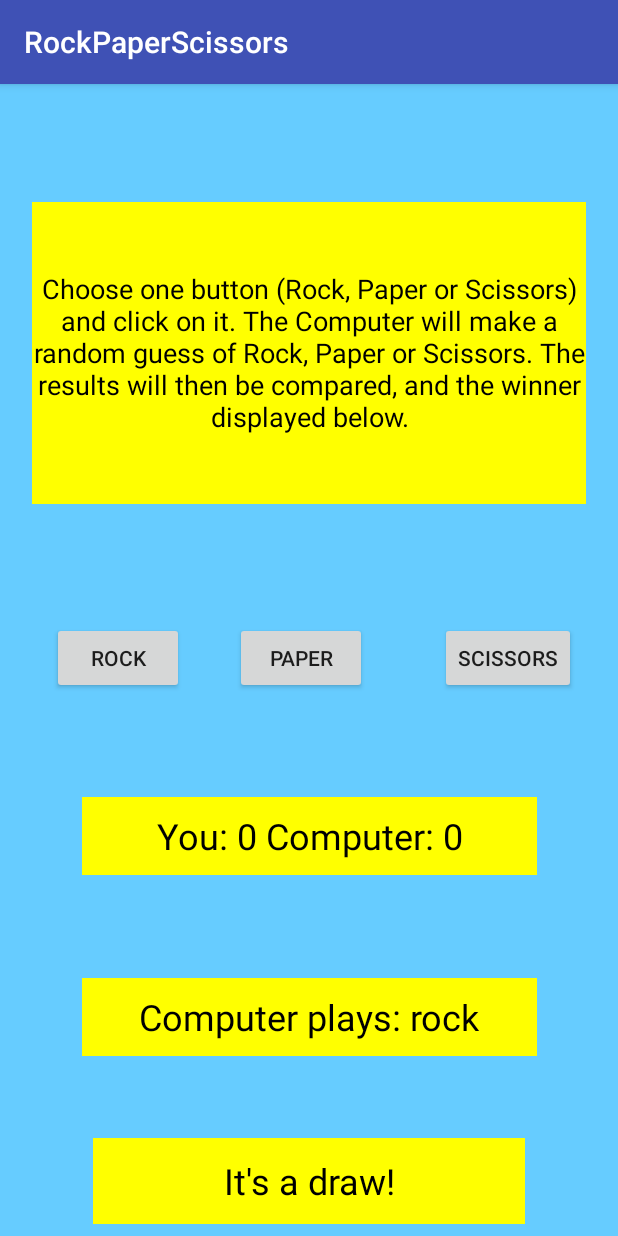
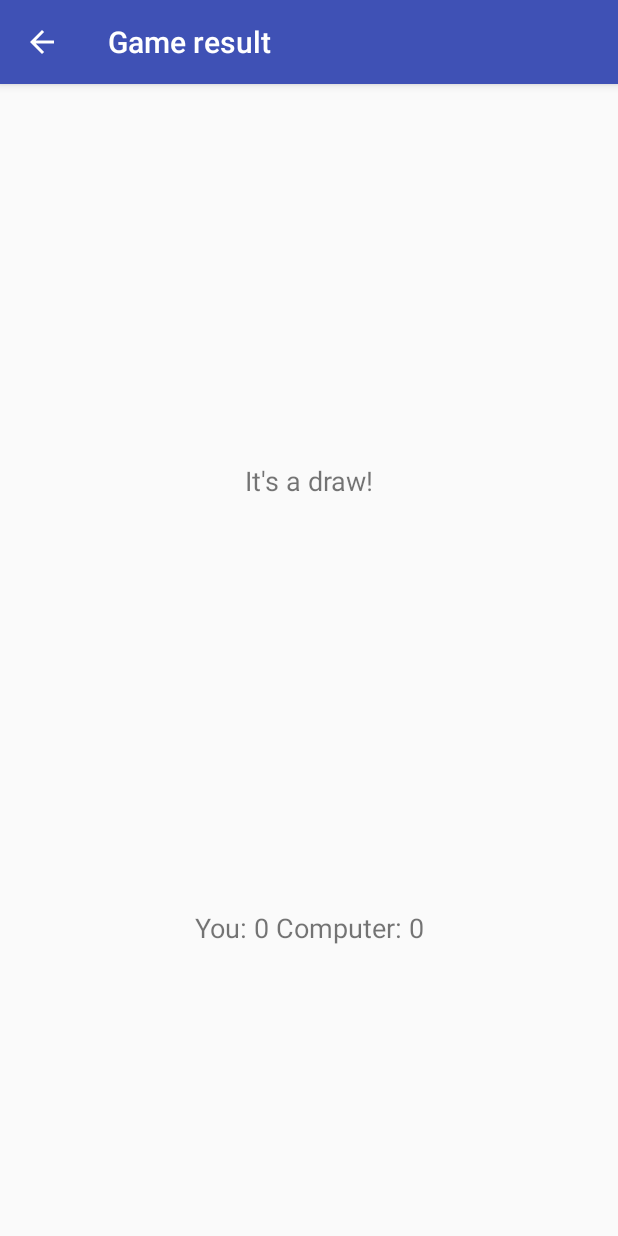
Before and after one commit to elipinska/codeclan_wk08_day_2_rock_paper_scissors_java_lab, an Android app: the screen it shows after launch (RPSActivity before the commit, ShowResultActivity after it), after a tap on "ROCK", on a phone screen of 412 x 824 dp. Run offline under Robolectric (Android 15) with nearby library versions, the phone set to English and light mode, and no system bars.

Commit message:
Introduce new activity to display result

```diff
--- a/cc_w8d2_rps_lab/app/src/main/AndroidManifest.xml
+++ b/cc_w8d2_rps_lab/app/src/main/AndroidManifest.xml
@@ -16,6 +16,9 @@
                 <category android:name="android.intent.category.LAUNCHER" />
             </intent-filter>
         </activity>
+        <activity android:name=".ShowResultActivity"
+            android:label="@string/show_activity_title"
+            android:parentActivityName=".RPSActivity"></activity>
     </application>
 
 </manifest>
--- a/cc_w8d2_rps_lab/app/src/main/java/com/example/rockpaperscissors/rockpaperscissors/RPSActivity.java
+++ b/cc_w8d2_rps_lab/app/src/main/java/com/example/rockpaperscissors/rockpaperscissors/RPSActivity.java
@@ -1,5 +1,6 @@
 package com.example.rockpaperscissors.rockpaperscissors;
 
+import android.content.Intent;
 import android.support.v7.app.AppCompatActivity;
 import android.os.Bundle;
 import android.view.View;
@@ -8,11 +9,9 @@ import android.widget.TextView;
 
 public class RPSActivity extends AppCompatActivity {
 
-    private String rules;
-    private TextView rulesTextView;
+
     private TextView computerChoiceTextView;
-    private TextView resultTextView;
-    private TextView scoreView;
+    private TextView scoreTextView;
     private Button rockButton;
     private Button paperButton;
     private Button scissorsButton;
@@ -25,11 +24,10 @@ public class RPSActivity extends AppCompatActivity {
         setContentView(R.layout.activity_rps);
 
         computerChoiceTextView = findViewById(R.id.computerChoiceTextView);
-        resultTextView = findViewById(R.id.resultTextViewID);
         rockButton = findViewById(R.id.rockButtonID);
         paperButton = findViewById(R.id.paperButtonID);
         scissorsButton = findViewById(R.id.scissorsButtonID);
-        scoreView = findViewById(R.id.scoreTextView);
+        scoreTextView = findViewById(R.id.scoreTextView);
 
         game = new Game();
         computer = new Computer();
@@ -40,23 +38,37 @@ public class RPSActivity extends AppCompatActivity {
     public void onRockButtonClicked(View button) {
         String computerGuess = computer.computerGuess();
         computerChoiceTextView.setText("Computer plays: " + computerGuess);
-        resultTextView.setText(game.decideWinner("rock", computerGuess));
-        scoreView.setText("You: " + game.getPlayerScore() + " Computer: " + game.getComputerScore());
+        String result = game.decideWinner("rock", computerGuess);
+        String score = "You: " + game.getPlayerScore() + " Computer: " + game.getComputerScore();
+        scoreTextView.setText(score);
+        Intent intent = new Intent(this, ShowResultActivity.class);
+        intent.putExtra("result", result);
+        intent.putExtra("score", score);
+        startActivity(intent);
     }
 
     public void onPaperButtonClicked(View button) {
         String computerGuess = computer.computerGuess();
         computerChoiceTextView.setText("Computer plays: " + computerGuess);
-        resultTextView.setText(game.decideWinner("paper", computerGuess));
-        scoreView.setText("You: " + game.getPlayerScore() + " Computer: " + game.getComputerScore());
-
+        String result = game.decideWinner("paper", computerGuess);
+        String score = "You: " + game.getPlayerScore() + " Computer: " + game.getComputerScore();
+        scoreTextView.setText(score);
+        Intent intent = new Intent(this, ShowResultActivity.class);
+        intent.putExtra("result", result);
+        intent.putExtra("score", score);
+        startActivity(intent);
     }
 
     public void onScissorsButtonClicked(View button) {
         String computerGuess = computer.computerGuess();
         computerChoiceTextView.setText("Computer plays: " + computerGuess);
-        resultTextView.setText(game.decideWinner("scissors", computerGuess));
-        scoreView.setText("You: " + game.getPlayerScore() + " Computer: " + game.getComputerScore());
+        String result = game.decideWinner("scissors", computerGuess);
+        String score = "You: " + game.getPlayerScore() + " Computer: " + game.getComputerScore();
+        scoreTextView.setText(score);
+        Intent intent = new Intent(this, ShowResultActivity.class);
+        intent.putExtra("result", result);
+        intent.putExtra("score", score);
+        startActivity(intent);
     }
 
 
--- /dev/null
+++ b/cc_w8d2_rps_lab/app/src/main/java/com/example/rockpaperscissors/rockpaperscissors/ShowResultActivity.java
@@ -0,0 +1,30 @@
+package com.example.rockpaperscissors.rockpaperscissors;
+
+import android.content.Intent;
+import android.support.v7.app.AppCompatActivity;
+import android.os.Bundle;
+import android.widget.TextView;
+
+public class ShowResultActivity extends AppCompatActivity {
+
+    private TextView resultTextView;
+    private TextView scoreTextView;
+
+    @Override
+    protected void onCreate(Bundle savedInstanceState) {
+        super.onCreate(savedInstanceState);
+        setContentView(R.layout.activity_show_result);
+
+        resultTextView = findViewById(R.id.resultTextView);
+        scoreTextView = findViewById(R.id.scoreTextView);
+
+        Intent intent = getIntent();
+        Bundle extras = intent.getExtras();
+        String result = extras.getString("result");
+        String score = extras.getString("score");
+
+        resultTextView.setText(result);
+        scoreTextView.setText(score);
+
+    }
+}
--- a/cc_w8d2_rps_lab/app/src/main/res/layout/activity_rps.xml
+++ b/cc_w8d2_rps_lab/app/src/main/res/layout/activity_rps.xml
@@ -20,22 +20,7 @@
         app:layout_constraintLeft_toLeftOf="parent"
         app:layout_constraintRight_toRightOf="parent"
         app:layout_constraintTop_toTopOf="parent"
-        app:layout_constraintVertical_bias="0.832" />
-
-    <TextView
-        android:id="@+id/scoreTextView"
-        android:layout_width="303dp"
-        android:layout_height="52dp"
-        android:background="@color/textView"
-        android:gravity="center"
-        android:textColor="@android:color/black"
-        android:textSize="24sp"
-        app:layout_constraintBottom_toBottomOf="parent"
-        app:layout_constraintHorizontal_bias="0.506"
-        app:layout_constraintLeft_toLeftOf="parent"
-        app:layout_constraintRight_toRightOf="parent"
-        app:layout_constraintTop_toTopOf="parent"
-        app:layout_constraintVertical_bias="0.664" />
+        app:layout_constraintVertical_bias="0.701" />
 
     <TextView
         android:id="@+id/rulesTextViewID"
@@ -110,23 +95,18 @@
         app:layout_constraintVertical_bias="0.498" />
 
     <TextView
-        android:id="@+id/resultTextViewID"
-        android:layout_width="288dp"
-        android:layout_height="57dp"
+        android:id="@+id/scoreTextView"
+        android:layout_width="263dp"
+        android:layout_height="52dp"
         android:layout_marginBottom="8dp"
         android:layout_marginEnd="8dp"
         android:layout_marginLeft="8dp"
         android:layout_marginRight="8dp"
         android:layout_marginStart="8dp"
         android:layout_marginTop="8dp"
-        android:background="@color/textView"
-        android:gravity="center"
-        android:textColor="@android:color/black"
-        android:textSize="24sp"
         app:layout_constraintBottom_toBottomOf="parent"
         app:layout_constraintEnd_toEndOf="parent"
         app:layout_constraintStart_toStartOf="parent"
-        app:layout_constraintTop_toBottomOf="@+id/scoreTextView"
-        app:layout_constraintVertical_bias="1.0" />
+        app:layout_constraintTop_toBottomOf="@+id/computerChoiceTextView" />
 
 </android.support.constraint.ConstraintLayout>
--- /dev/null
+++ b/cc_w8d2_rps_lab/app/src/main/res/layout/activity_show_result.xml
@@ -0,0 +1,40 @@
+<?xml version="1.0" encoding="utf-8"?>
+<android.support.constraint.ConstraintLayout xmlns:android="http://schemas.android.com/apk/res/android"
+    xmlns:app="http://schemas.android.com/apk/res-auto"
+    xmlns:tools="http://schemas.android.com/tools"
+    android:layout_width="match_parent"
+    android:layout_height="match_parent"
+    tools:context=".ShowResultActivity">
+
+    <TextView
+        android:id="@+id/resultTextView"
+        android:layout_width="238dp"
+        android:layout_height="106dp"
+        android:layout_marginBottom="8dp"
+        android:layout_marginEnd="8dp"
+        android:layout_marginLeft="8dp"
+        android:layout_marginRight="8dp"
+        android:layout_marginStart="8dp"
+        android:layout_marginTop="8dp"
+        android:gravity="center"
+        android:textSize="18sp"
+        app:layout_constraintBottom_toTopOf="@+id/scoreTextView"
+        app:layout_constraintEnd_toEndOf="parent"
+        app:layout_constraintStart_toStartOf="parent"
+        app:layout_constraintTop_toTopOf="parent" />
+
+    <TextView
+        android:id="@+id/scoreTextView"
+        android:layout_width="230dp"
+        android:layout_height="67dp"
+        android:layout_marginBottom="172dp"
+        android:layout_marginEnd="8dp"
+        android:layout_marginLeft="8dp"
+        android:layout_marginRight="8dp"
+        android:layout_marginStart="8dp"
+        android:textSize="18sp"
+        android:gravity="center"
+        app:layout_constraintBottom_toBottomOf="parent"
+        app:layout_constraintEnd_toEndOf="parent"
+        app:layout_constraintStart_toStartOf="parent" />
+</android.support.constraint.ConstraintLayout>
--- a/cc_w8d2_rps_lab/app/src/main/res/values/strings.xml
+++ b/cc_w8d2_rps_lab/app/src/main/res/values/strings.xml
@@ -4,4 +4,5 @@
     <string name="paper_button">PAPER</string>
     <string name="scissors_button">SCISSORS</string>
     <string name="rules">Choose one button (Rock, Paper or Scissors) and click on it. The Computer will make a random guess of Rock, Paper or Scissors. The results will then be compared, and the winner displayed below.</string>
+    <string name="show_activity_title">Game result</string>
 </resources>
```
